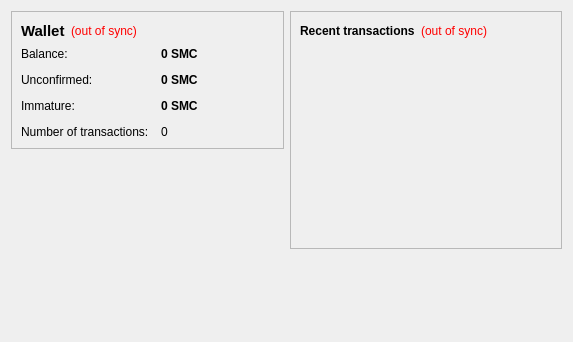
The window that src/qt/forms/overviewpage.ui (mooneygang/ammocoin) describes before a commit, drawn with Qt 5.
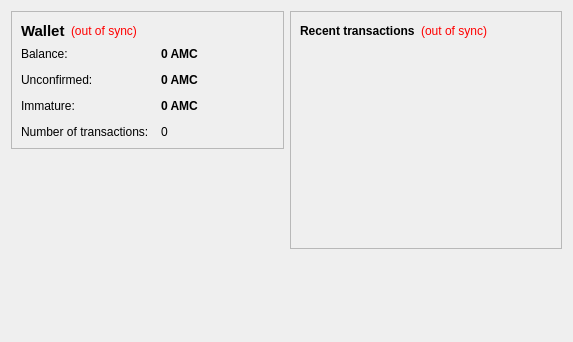
The same window after the commit.

What changed in the file:
```diff
--- a/src/qt/forms/overviewpage.ui
+++ b/src/qt/forms/overviewpage.ui
@@ -105,7 +105,7 @@
              <string>Your current balance</string>
             </property>
             <property name="text">
-             <string notr="true">0 SMC</string>
+             <string notr="true">0 AMC</string>
             </property>
             <property name="textInteractionFlags">
              <set>Qt::LinksAccessibleByMouse|Qt::TextSelectableByKeyboard|Qt::TextSelectableByMouse</set>
@@ -134,7 +134,7 @@
              <string>Total of transactions that have yet to be confirmed, and do not yet count toward the current balance</string>
             </property>
             <property name="text">
-             <string notr="true">0 SMC</string>
+             <string notr="true">0 AMC</string>
             </property>
             <property name="textInteractionFlags">
              <set>Qt::LinksAccessibleByMouse|Qt::TextSelectableByKeyboard|Qt::TextSelectableByMouse</set>
@@ -177,7 +177,7 @@
              <string>Mined balance that has not yet matured</string>
             </property>
             <property name="text">
-             <string notr="true">0 SMC</string>
+             <string notr="true">0 AMC</string>
             </property>
             <property name="textInteractionFlags">
              <set>Qt::LinksAccessibleByMouse|Qt::TextSelectableByKeyboard|Qt::TextSelectableByMouse</set>
```
Left out of the diff: 4 changed lines with no effect on the pictures.
